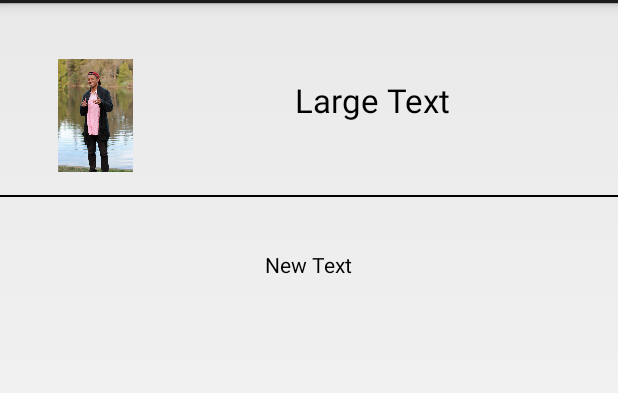
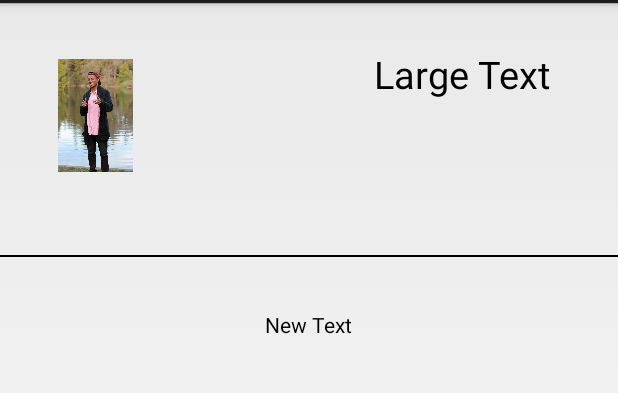
Before and after one commit to HackingEDU/Ro-Android, an Android app: the ScheduleDetailActivity screen opened directly, with no data from a screen before it, on a phone screen of 412 x 824 dp, the part 69-462 px from its top. Run offline under Robolectric (Android 15) with nearby library versions, the phone set to English and light mode, and no system bars; network calls fail; Roboto replaces fonts that are not available here; 1 statement that could not run was skipped.

Commit message:
fixed crashing on null JSONArray (without wifi) and faq card sizes, hardcoded JSON LONG STRING for event faq etc

```diff
--- a/app/src/main/java/co/hackingedu/ro/Activity/MainActivity.java
+++ b/app/src/main/java/co/hackingedu/ro/Activity/MainActivity.java
@@ -1,5 +1,6 @@
 package co.hackingedu.ro.Activity;
 
+import android.app.FragmentTransaction;
 import android.content.Intent;
 import android.os.Bundle;
 import android.preference.PreferenceManager;
@@ -303,4 +304,6 @@ public class MainActivity extends AppCompatActivity {
 
         return super.onOptionsItemSelected(item);
     }
+
+
 }
--- a/app/src/main/java/co/hackingedu/ro/Activity/MapViewImageActivity.java
+++ b/app/src/main/java/co/hackingedu/ro/Activity/MapViewImageActivity.java
@@ -110,7 +110,7 @@ public class MapViewImageActivity extends Activity {
         switch (menuItem.getItemId()) {
             case android.R.id.home:
                 // app icon in action bar clicked; goto parent activity.
-                this.finish();
+                finish();
                 return true;
             default:
                 return super.onOptionsItemSelected(menuItem);
--- a/app/src/main/java/co/hackingedu/ro/Activity/ScheduleDetailActivity.java
+++ b/app/src/main/java/co/hackingedu/ro/Activity/ScheduleDetailActivity.java
@@ -76,7 +76,7 @@ public class ScheduleDetailActivity extends Activity {
             // set event speaker image
             String eventImage = (String) bundle.get(INTENT_EXTRA_IMAGE_KEY);
             Log.i(TAG, "eventImage: " + eventImage);
-            imageView.setImageBitmap(getBitmapFromURL("http://thesource.com/wp-content/uploads/2015/04/Drake.jpg"));
+            imageView.setImageBitmap(getBitmapFromURL(eventImage));
 
             // set event speaker description
             String eventAbout = (String) bundle.get(INTENT_EXTRA_ABOUT_KEY);
--- a/app/src/main/java/co/hackingedu/ro/ViewAdapter/GeneralRecyclerViewAdapter.java
+++ b/app/src/main/java/co/hackingedu/ro/ViewAdapter/GeneralRecyclerViewAdapter.java
@@ -126,7 +126,7 @@ public class GeneralRecyclerViewAdapter extends RecyclerView.Adapter<GeneralRecy
         public void onClick(View v) {
             if(getAdapterPosition()==1){
                 ClipboardManager clipboard = (ClipboardManager) context.getSystemService(Context.CLIPBOARD_SERVICE);
-                ClipData clip = ClipData.newPlainText("wifi","inventthefuture");
+                ClipData clip = ClipData.newPlainText("wifi","cheggrocks");
                 clipboard.setPrimaryClip(clip);
                 Toast.makeText(context, "Wifi Password copied to clipboard!", Toast.LENGTH_SHORT).show();
             }
@@ -153,7 +153,7 @@ public class GeneralRecyclerViewAdapter extends RecyclerView.Adapter<GeneralRecy
             }
             else if(getAdapterPosition()==5) {
 
-                String url = "http://www.hackingedu.co/live/#linkTransport";
+                String url = "http://www.hackingedu.co/live/#shuttles";
                 try {
                     Intent i = new Intent("android.intent.action.MAIN");
                     i.setComponent(ComponentName.unflattenFromString("com.android.chrome/com.android.chrome.Main"));
--- a/app/src/main/java/co/hackingedu/ro/ViewAdapter/MapRecyclerViewAdapter.java
+++ b/app/src/main/java/co/hackingedu/ro/ViewAdapter/MapRecyclerViewAdapter.java
@@ -104,7 +104,7 @@ public class MapRecyclerViewAdapter extends RecyclerView.Adapter<MapRecyclerView
             //you can use get adapter position to get the position of the recycler item
             //put Extra to save Data
             Intent i = new Intent(context, MapViewImageActivity.class);
-            try {
+            /*try {
 
                 String mapImage = (String) ((JSONObject)
                         mapArray.get(getAdapterPosition()-1)).get(INTENT_EXTRA_IMAGE_KEY);
@@ -119,7 +119,7 @@ public class MapRecyclerViewAdapter extends RecyclerView.Adapter<MapRecyclerView
                 i.putExtra(INTENT_EXTRA_MAP_KEY, mapMap);
             } catch (JSONException e) {
                 e.printStackTrace();
-            }
+            }*/
             context.startActivity(i);
         }
     }
--- a/app/src/main/java/co/hackingedu/ro/fragment/ScheduleViewFragment.java
+++ b/app/src/main/java/co/hackingedu/ro/fragment/ScheduleViewFragment.java
@@ -133,6 +133,7 @@ public class ScheduleViewFragment extends Fragment {
                 eventArray));
 
         // loop through each event in JSON Array and do frontend stuff!
+
         for (int i = 0; i < eventArray.length(); i++)
         {
             ScheduleInfo item = new ScheduleInfo();
--- a/app/src/main/res/layout/activity_main.xml
+++ b/app/src/main/res/layout/activity_main.xml
@@ -16,7 +16,7 @@
         app:viewpager_headerHeight="200dp"
         app:viewpager_headerAlpha="1.0"
         app:viewpager_hideLogoWithFade="false"
-        app:viewpager_hideToolbarAndTitle="true"
+        app:viewpager_hideToolbarAndTitle="false"
         app:viewpager_enableToolbarElevation="true"
         app:viewpager_parallaxHeaderFactor="1.5"
         app:viewpager_headerAdditionalHeight="20dp"
--- a/app/src/main/res/layout/faq_card.xml
+++ b/app/src/main/res/layout/faq_card.xml
@@ -8,7 +8,7 @@
         xmlns:app="http://schemas.android.com/apk/res-auto"
         android:id="@+id/faq_card_view"
         android:layout_width="match_parent"
-        android:layout_height="135dp"
+        android:layout_height="170dp"
         android:layout_marginBottom="@dimen/cardMarginVertical"
         android:layout_marginLeft="@dimen/cardMarginHorizontal"
         android:layout_marginRight="@dimen/cardMarginHorizontal"
--- a/app/src/main/res/layout/map_card.xml
+++ b/app/src/main/res/layout/map_card.xml
@@ -26,8 +26,8 @@
             android:layout_gravity="left|center_vertical"
             android:layout_marginLeft="10dp"
             android:adjustViewBounds="true"
-            android:maxWidth="50dp"
-            android:maxHeight="50dp"
+            android:maxWidth="32dp"
+            android:maxHeight="32dp"
             android:scaleType="fitCenter" />
 
         <co.hackingedu.ro.style.LatoTextView
--- a/app/src/main/res/layout/schedule_card.xml
+++ b/app/src/main/res/layout/schedule_card.xml
@@ -21,9 +21,10 @@
         <co.hackingedu.ro.style.LatoTextView
             android:layout_width="wrap_content"
             android:layout_height="wrap_content"
-            android:textAppearance="?android:attr/textAppearanceLarge"
             android:text="Headline_Event"
+            android:textSize="20sp"
             android:id="@+id/schedule_event"
+            android:gravity="center"
             android:textColor="#000000"
             android:layout_gravity="center_horizontal|top"
             android:layout_marginTop="10dp"/>
@@ -36,7 +37,7 @@
             android:textColor="#8D8888"
             android:layout_alignTop="@+id/card_view"
             android:layout_gravity="center"
-            android:layout_marginTop="10dp" />
+            android:layout_marginTop="25dp" />
 
     </android.support.v7.widget.CardView>
 
--- a/app/src/main/res/layout/schedule_detail.xml
+++ b/app/src/main/res/layout/schedule_detail.xml
@@ -20,16 +20,16 @@
         android:layout_alignParentStart="true" />
 
     <co.hackingedu.ro.style.LatoTextView
-        android:layout_width="170dp"
-        android:layout_height="75dp"
-        android:textAppearance="?android:attr/textAppearanceLarge"
+        android:layout_width="wrap_content"
+        android:layout_height="wrap_content"
+        android:textSize="25sp"
         android:text="Large Text"
         android:id="@+id/speaker_name"
         android:textColor="#000000"
         android:layout_alignParentRight="true"
         android:layout_alignParentTop="true"
         android:layout_marginRight="45dp"
-        android:layout_marginTop="50dp" />
+        android:layout_marginTop="30dp" />
 
 
     <View
@@ -37,10 +37,10 @@
         android:layout_width="match_parent"
         android:layout_height= "1dp"
         android:background="#000000"
+        android:layout_marginTop="55dp"
         android:layout_below="@+id/speaker_image"
         android:layout_alignParentLeft="true"
-        android:layout_alignParentStart="true"
-        android:layout_marginTop="15dp" />
+        android:layout_alignParentStart="true" />
 
     <co.hackingedu.ro.style.LatoTextView
         android:layout_width="wrap_content"
--- a/app/src/main/res/layout/wifi_card.xml
+++ b/app/src/main/res/layout/wifi_card.xml
@@ -43,7 +43,7 @@
         <co.hackingedu.ro.style.LatoTextView
         android:layout_width="wrap_content"
         android:layout_height="wrap_content"
-        android:text="Password: inventthefuture"
+        android:text="Password: cheggrocks"
         android:textColor="#000000"
         android:id="@+id/password"
         android:layout_gravity="center_horizontal|bottom"
```
Also changed, not shown: app/src/main/java/co/hackingedu/ro/backend/CacheManager.java (+21 -1 lines), app/src/main/java/co/hackingedu/ro/fragment/MapViewFragment.java (+4 -9 lines), app/src/main/res/drawable/sanmateo_map.png, 1 other file.
